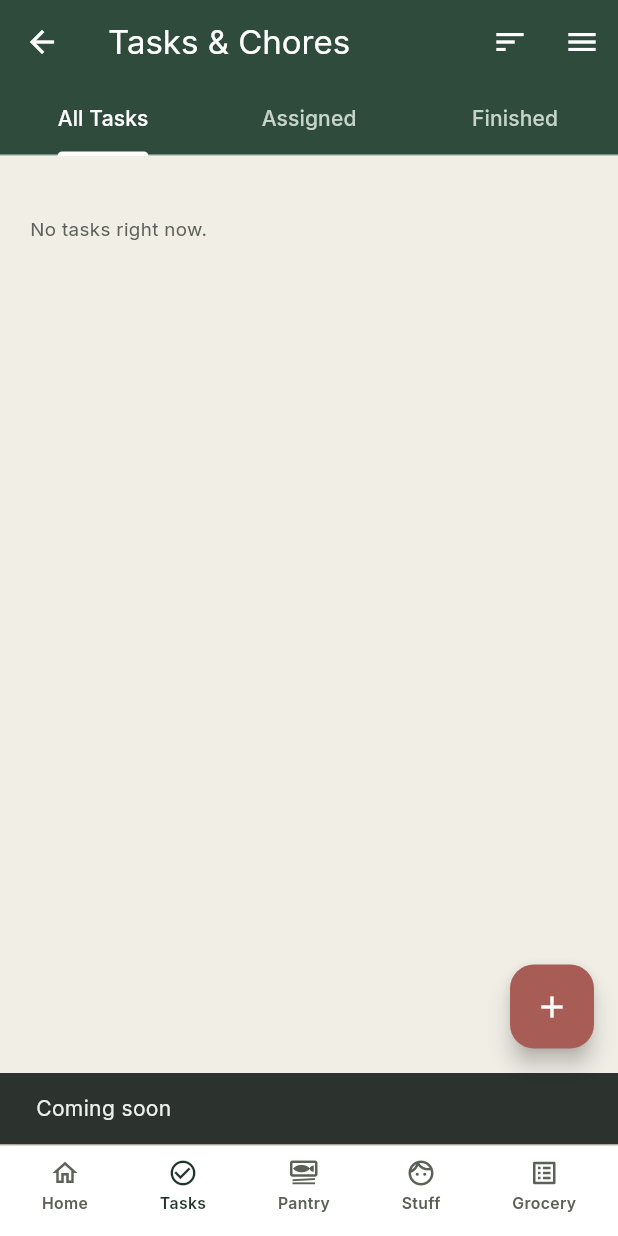
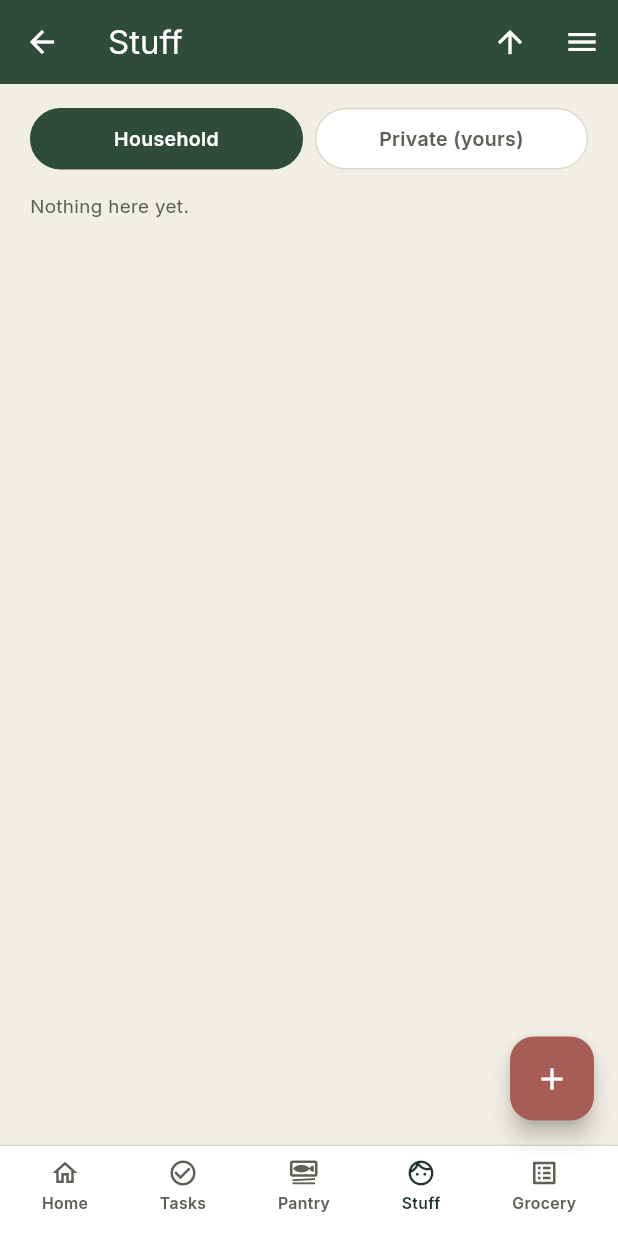
Before and after one commit to AngelC586/househeld_app, a Flutter app: the TasksScreen screen opened directly, item 4 of the bottom bar chosen, on a phone screen of 412 x 824 dp. Run offline on Flutter 3.47's test engine with Material 3 defaults, Android fonts, the phone set to English and light mode, and no system bars; our stand-ins replace cloud_firestore, firebase_auth, firebase_core, google_fonts; accounts and stored records are empty.

Commit message:
Added stuff screen and updated the navbar

```diff
--- a/lib/models.dart
+++ b/lib/models.dart
@@ -161,6 +161,42 @@ class LowStockItem {
 
   const LowStockItem({required this.name, required this.category});
 }
+class StuffItem {
+  final String itemId;
+  final String itemName;
+  final String itemDescription; // optional, may be empty
+  final String itemStatus; // 'available' | 'low' | 'out_of_stock'
+  final String listType; // 'household' | 'private'
+  final String ownerMemberID; // whose private list it's on (ignored for household items)
+
+  const StuffItem({
+    required this.itemId,
+    required this.itemName,
+    this.itemDescription = '',
+    this.itemStatus = 'available',
+    required this.listType,
+    required this.ownerMemberID,
+  });
+
+  bool get isPrivate => listType == 'private';
+
+  StuffItem copyWith({
+    String? itemName,
+    String? itemDescription,
+    String? itemStatus,
+  }) {
+    return StuffItem(
+      itemId: itemId,
+      itemName: itemName ?? this.itemName,
+      itemDescription: itemDescription ?? this.itemDescription,
+      itemStatus: itemStatus ?? this.itemStatus,
+      listType: listType,
+      ownerMemberID: ownerMemberID,
+    );
+  }
+}
+
+
 
 class ActivityEntry {
   final String text;
--- a/lib/screens/home_screen.dart
+++ b/lib/screens/home_screen.dart
@@ -9,6 +9,7 @@ import '../widgets/stat_card.dart';
 import '../widgets/task_row_card.dart';
 import '../widgets/zero_state.dart';
 import 'tasks_screen.dart';
+import 'stuff_screen.dart';
 
 class HomeScreen extends StatefulWidget {
   const HomeScreen({
@@ -165,6 +166,10 @@ class _HomeScreenState extends State<HomeScreen> {
             );
             return;
           }
+          if(i == 3){
+              Navigator.push(context, MaterialPageRoute(builder: (_) => const StuffScreen()));
+              return;
+            }
         },
       ),
     );
--- /dev/null
+++ b/lib/screens/stuff_screen.dart
@@ -0,0 +1,271 @@
+import 'package:flutter/material.dart';
+import '../models.dart';
+import '../theme/app_theme.dart';
+import '../widgets/stuff_item_row.dart';
+import '../widgets/househeld_bottom_nav.dart';
+import 'tasks_screen.dart';
+import 'stuff_item_form_screen.dart';
+
+enum _ListType { household, private }
+
+class StuffScreen extends StatefulWidget {
+  const StuffScreen({super.key});
+
+  @override
+  State<StuffScreen> createState() => _StuffScreenState();
+}
+
+class _StuffScreenState extends State<StuffScreen> {
+  final String _currentUserID = 'u2';
+
+  _ListType _listType = _ListType.household;
+  bool _sortAscending = true;
+
+
+  List<StuffItem> _items = [
+  ];
+
+  String get _listTypeString => _listType == _ListType.household ? 'household' : 'private';
+
+  void _updateStatus(StuffItem item, String newStatus) {
+    setState(() {
+      final i = _items.indexWhere((x) => x.itemId == item.itemId);
+      _items[i] = item.copyWith(itemStatus: newStatus);
+    });
+  }
+
+  Future<bool> _confirm(String title, String message) async {
+    final result = await showDialog<bool>(
+      context: context,
+      builder: (context) => AlertDialog(
+        title: Text(title),
+        content: Text(message),
+        actions: [
+          TextButton(onPressed: () => Navigator.pop(context, false), child: const Text('No')),
+          TextButton(onPressed: () => Navigator.pop(context, true), child: const Text('Yes')),
+        ],
+      ),
+    );
+    return result ?? false;
+  }
+
+  Future<void> _openAddItem() async {
+    final result = await Navigator.push<StuffItem>(
+      context,
+      MaterialPageRoute(
+        builder: (_) => StuffItemFormScreen(
+          currentUserID: _currentUserID,
+          listType: _listTypeString,
+        ),
+      ),
+    );
+    if (result != null) {
+      setState(() => _items.add(result));
+    }
+  }
+
+  Future<void> _openEditItem(StuffItem item) async {
+    final result = await Navigator.push<StuffItem>(
+      context,
+      MaterialPageRoute(
+        builder: (_) => StuffItemFormScreen(
+          currentUserID: _currentUserID,
+          listType: item.listType,
+          existingItem: item,
+        ),
+      ),
+    );
+    if (result != null) {
+      setState(() {
+        final i = _items.indexWhere((x) => x.itemId == item.itemId);
+        _items[i] = result;
+      });
+    }
+  }
+
+  void _showItemMenu(StuffItem item) {
+    showModalBottomSheet(
+      context: context,
+      backgroundColor: AppColors.surface,
+      shape: const RoundedRectangleBorder(
+        borderRadius: BorderRadius.vertical(top: Radius.circular(16)),
+      ),
+      builder: (context) => SafeArea(
+        child: Column(
+          mainAxisSize: MainAxisSize.min,
+          children: [
+            ListTile(
+              leading: const Icon(Icons.edit_outlined, color: AppColors.forest),
+              title: const Text('Edit'),
+              onTap: () {
+                Navigator.pop(context);
+                _openEditItem(item);
+              },
+            ),
+            ListTile(
+              leading: const Icon(Icons.delete_outline, color: AppColors.clay),
+              title: const Text('Delete'),
+              onTap: () async {
+                Navigator.pop(context);
+                final confirmed = await _confirm(
+                  'Delete this item?',
+                  'This will permanently remove "${item.itemName}".',
+                );
+                if (confirmed) {
+                  setState(() => _items.removeWhere((x) => x.itemId == item.itemId));
+                }
+              },
+            ),
+          ],
+        ),
+      ),
+    );
+  }
+
+  @override
+  Widget build(BuildContext context) {
+    final visible = _items.where((i) {
+      if (_listType == _ListType.household) return i.listType == 'household';
+      return i.listType == 'private' && i.ownerMemberID == _currentUserID;
+    }).toList()
+      ..sort((a, b) => a.itemName.toLowerCase().compareTo(b.itemName.toLowerCase()));
+
+    final sorted = _sortAscending ? visible : visible.reversed.toList();
+
+    return Scaffold(
+      appBar: AppBar(
+        backgroundColor: AppColors.forest,
+        foregroundColor: Colors.white,
+        leading: IconButton(
+          icon: const Icon(Icons.arrow_back),
+          onPressed: () => Navigator.pop(context),
+        ),
+        title: const Text('Stuff'),
+        actions: [
+          IconButton(
+            icon: Icon(_sortAscending ? Icons.arrow_upward : Icons.arrow_downward),
+            tooltip: _sortAscending ? 'Sort: A to Z' : 'Sort: Z to A',
+            onPressed: () => setState(() => _sortAscending = !_sortAscending),
+          ),
+          IconButton(
+            icon: const Icon(Icons.menu),
+            tooltip: 'Menu',
+            onPressed: () {
+              // TODO: wire up whatever the top-level menu should contain
+              ScaffoldMessenger.of(context).showSnackBar(
+                const SnackBar(content: Text('Menu — not built yet')),
+              );
+            },
+          ),
+        ],
+      ),
+      body: SafeArea(
+        child: Column(
+          children: [
+            Padding(
+              padding: const EdgeInsets.fromLTRB(20, 16, 20, 0),
+              child: Row(
+                children: [
+                  Expanded(
+                    child: _toggleButton(
+                      label: 'Household',
+                      selected: _listType == _ListType.household,
+                      onTap: () => setState(() => _listType = _ListType.household),
+                    ),
+                  ),
+                  const SizedBox(width: 8),
+                  Expanded(
+                    child: _toggleButton(
+                      label: 'Private (yours)',
+                      selected: _listType == _ListType.private,
+                      onTap: () => setState(() => _listType = _ListType.private),
+                    ),
+                  ),
+                ],
+              ),
+            ),
+            if (_listType == _ListType.private)
+              Padding(
+                padding: const EdgeInsets.fromLTRB(20, 12, 20, 0),
+                child: Container(
+                  width: double.infinity,
+                  padding: const EdgeInsets.all(12),
+                  decoration: BoxDecoration(
+                    color: AppColors.surfaceSunken,
+                    borderRadius: BorderRadius.circular(12),
+                    border: Border.all(color: AppColors.line),
+                  ),
+                  child: Text(
+                    'Private items are only visible on your device.',
+                    style: AppText.bodySoft,
+                  ),
+                ),
+              ),
+            Expanded(
+              child: ListView(
+                padding: const EdgeInsets.fromLTRB(20, 16, 20, 100),
+                children: [
+                  if (sorted.isEmpty)
+                    Text('Nothing here yet.', style: AppText.bodySoft)
+                  else
+                    ...sorted.map(
+                      (item) => StuffItemRow(
+                        item: item,
+                        onStatusChange: (status) => _updateStatus(item, status),
+                        onMenu: () => _showItemMenu(item),
+                      ),
+                    ),
+                ],
+              ),
+            ),
+          ],
+        ),
+      ),
+      floatingActionButton: FloatingActionButton(
+        backgroundColor: AppColors.clay,
+        onPressed: _openAddItem,
+        child: const Icon(Icons.add, color: Colors.white),
+      ),
+      bottomNavigationBar: HouseheldBottomNav(
+        currentIndex: 3,
+        onTap: (i) {
+          if (i == 3) return; // already here
+          if (i == 0) {
+            Navigator.popUntil(context, (route) => route.isFirst); // back to Home
+            return;
+          }
+          if (i == 1) {
+            Navigator.push(context, MaterialPageRoute(builder: (_) => const TasksScreen()));
+            return;
+          }
+          ScaffoldMessenger.of(context).showSnackBar(
+            const SnackBar(content: Text('Coming soon')),
+          );
+        },
+      ),
+    );
+  }
+
+  Widget _toggleButton({required String label, required bool selected, required VoidCallback onTap}) {
+    return GestureDetector(
+      onTap: onTap,
+      child: Container(
+        padding: const EdgeInsets.symmetric(vertical: 10),
+        decoration: BoxDecoration(
+          color: selected ? AppColors.forest : AppColors.surface,
+          borderRadius: BorderRadius.circular(999),
+          border: Border.all(color: selected ? AppColors.forest : AppColors.line),
+        ),
+        child: Text(
+          label,
+          textAlign: TextAlign.center,
+          style: TextStyle(
+            fontSize: 13,
+            fontWeight: FontWeight.w600,
+            color: selected ? Colors.white : AppColors.inkSoft,
+          ),
+        ),
+      ),
+    );
+  }
+}
--- a/lib/screens/tasks_screen.dart
+++ b/lib/screens/tasks_screen.dart
@@ -1,10 +1,12 @@
 import 'package:flutter/material.dart';
-
+import 'package:househeld_app/screens/stuff_screen.dart';
 import '../models.dart';
 import '../theme/app_theme.dart';
 import '../widgets/task_row_card.dart';
 import '../widgets/househeld_bottom_nav.dart';
 import 'task_form_screen.dart';
+import 'stuff_screen.dart';
+
 
 enum _SortField { title, assignee }
 
@@ -21,7 +23,7 @@ class _TasksScreenState extends State<TasksScreen> {
   final String _currentUserRole = 'member';
   final String _currentUserID = 'u2';
 
-  final List<HouseholdTask> _tasks = [];
+  List<HouseholdTask> _tasks = [];
 
   _SortField _sortField = _SortField.title;
   _SortDirection _sortDirection = _SortDirection.asc;
@@ -33,28 +35,20 @@ class _TasksScreenState extends State<TasksScreen> {
     final sorted = [...list];
     switch (_sortField) {
       case _SortField.title:
-        sorted.sort(
-          (a, b) =>
-              a.taskName.toLowerCase().compareTo(b.taskName.toLowerCase()),
-        );
+        sorted.sort((a, b) => a.taskName.toLowerCase().compareTo(b.taskName.toLowerCase()));
         break;
       case _SortField.assignee:
-        sorted.sort(
-          (a, b) => a.createdByMemberID.compareTo(b.createdByMemberID),
-        );
+        sorted.sort((a, b) => a.createdByMemberID.compareTo(b.createdByMemberID));
         break;
     }
-    return _sortDirection == _SortDirection.asc
-        ? sorted
-        : sorted.reversed.toList();
+    return _sortDirection == _SortDirection.asc ? sorted : sorted.reversed.toList();
   }
 
   void _pickSort(_SortField field) {
     setState(() {
       if (_sortField == field) {
-        _sortDirection = _sortDirection == _SortDirection.asc
-            ? _SortDirection.desc
-            : _SortDirection.asc;
+        _sortDirection =
+            _sortDirection == _SortDirection.asc ? _SortDirection.desc : _SortDirection.asc;
       } else {
         _sortField = field;
         _sortDirection = _SortDirection.asc;
@@ -67,10 +61,7 @@ class _TasksScreenState extends State<TasksScreen> {
       final i = _tasks.indexWhere((t) => t.taskId == task.taskId);
       _tasks[i] = task.isCompleted
           ? task.copyWith(taskStatus: 'pending', completedByMemberID: null)
-          : task.copyWith(
-              taskStatus: 'completed',
-              completedByMemberID: _currentUserID,
-            );
+          : task.copyWith(taskStatus: 'completed', completedByMemberID: _currentUserID);
     });
   }
 
@@ -111,8 +102,7 @@ class _TasksScreenState extends State<TasksScreen> {
     final result = await Navigator.push<HouseholdTask>(
       context,
       MaterialPageRoute(
-        builder: (_) =>
-            TaskFormScreen(currentUserID: _currentUserID, existingTask: task),
+        builder: (_) => TaskFormScreen(currentUserID: _currentUserID, existingTask: task),
       ),
     );
     if (result != null) {
@@ -139,9 +129,7 @@ class _TasksScreenState extends State<TasksScreen> {
                 task.isCompleted ? Icons.undo : Icons.check_circle_outline,
                 color: AppColors.forest,
               ),
-              title: Text(
-                task.isCompleted ? 'Mark Incomplete' : 'Mark Completed',
-              ),
+              title: Text(task.isCompleted ? 'Mark Incomplete' : 'Mark Completed'),
               onTap: () async {
                 Navigator.pop(context); // close the sheet first
                 final confirmed = await _confirm(
@@ -171,9 +159,7 @@ class _TasksScreenState extends State<TasksScreen> {
                   'This will permanently remove "${task.taskName}".',
                 );
                 if (confirmed) {
-                  setState(
-                    () => _tasks.removeWhere((t) => t.taskId == task.taskId),
-                  );
+                  setState(() => _tasks.removeWhere((t) => t.taskId == task.taskId));
                 }
               },
             ),
@@ -210,10 +196,7 @@ class _TasksScreenState extends State<TasksScreen> {
               borderRadius: BorderRadius.circular(14),
               border: Border.all(color: AppColors.line),
             ),
-            child: Text(
-              'Only Managers & Members can add tasks.',
-              style: AppText.bodySoft,
-            ),
+            child: Text('Only Managers & Members can add tasks.', style: AppText.bodySoft),
           ),
         ],
       ],
@@ -223,9 +206,7 @@ class _TasksScreenState extends State<TasksScreen> {
   @override
   Widget build(BuildContext context) {
     final allTasks = _tasks;
-    final assignedTasks = _tasks
-        .where((t) => t.createdByMemberID == _currentUserID)
-        .toList();
+    final assignedTasks = _tasks.where((t) => t.createdByMemberID == _currentUserID).toList();
     final finishedTasks = _tasks.where((t) => t.isCompleted).toList();
 
     return DefaultTabController(
@@ -245,8 +226,8 @@ class _TasksScreenState extends State<TasksScreen> {
               tooltip: 'Sort',
               onSelected: _pickSort,
               itemBuilder: (context) => [
-                _sortMenuItem(_SortField.title, 'Title'),
-                _sortMenuItem(_SortField.assignee, 'Assignee'),
+                 _sortMenuItem(_SortField.title, 'Title'),
+                 _sortMenuItem(_SortField.assignee, 'Assignee'),
               ],
             ),
             IconButton(
@@ -289,11 +270,13 @@ class _TasksScreenState extends State<TasksScreen> {
           onTap: (i) {
             if (i == 1) return; // already on Tasks
             if (i == 0) {
-              Navigator.pop(context); // back to Home
+              Navigator.popUntil(context, (route) => route.isFirst); // back to Home
               return;
             }
-            ScaffoldMessenger.of(context)
-                .showSnackBar(const SnackBar(content: Text('Coming soon')));
+            if (i == 3) {
+              Navigator.push(context, MaterialPageRoute(builder: (_) => const StuffScreen()));
+              return;
+            }
           },
         ),
       ),
@@ -309,9 +292,7 @@ class _TasksScreenState extends State<TasksScreen> {
       value: field,
       child: Text(
         '$label$arrow',
-        style: TextStyle(
-          fontWeight: isActive ? FontWeight.bold : FontWeight.normal,
-        ),
+        style: TextStyle(fontWeight: isActive ? FontWeight.bold : FontWeight.normal),
       ),
     );
   }
```
Also changed, not shown: lib/screens/stuff_item_form_screen.dart (added, +178 -0 lines), lib/widgets/stuff_item_row.dart (added, +149 -0 lines).
